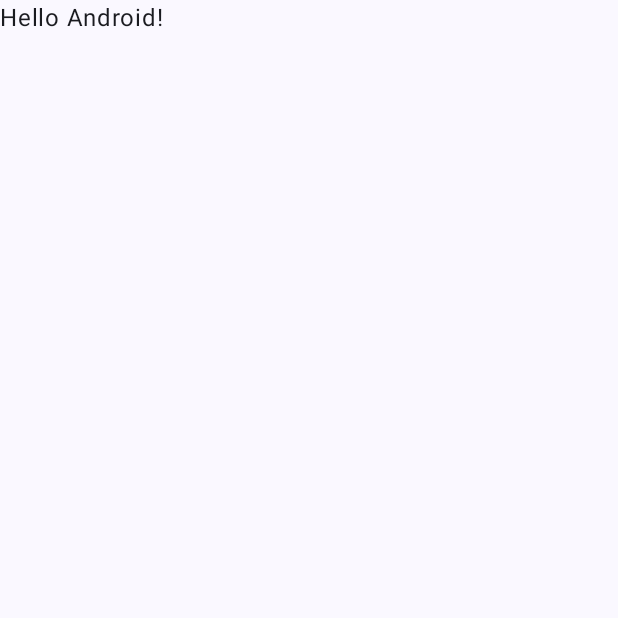
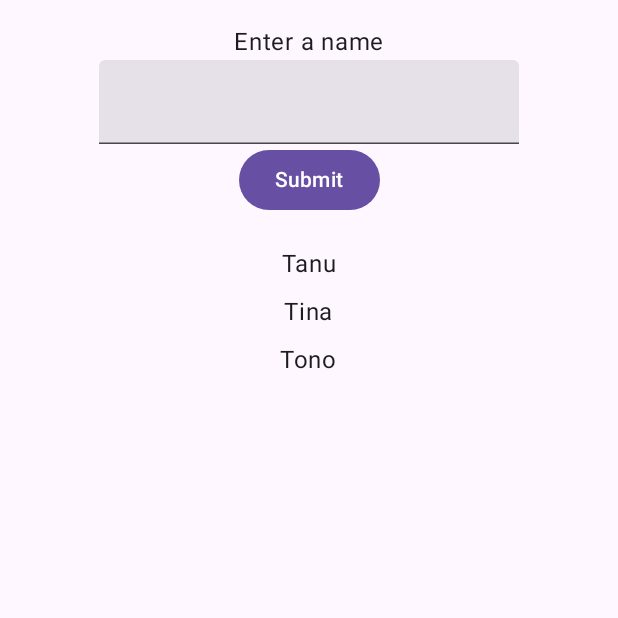
Before and after one commit to Reyscript/LAB_WEEK_09, an Android app built with Jetpack Compose: the screen it shows after launch (MainActivity), on a phone screen of 412 x 824 dp, the top half of it. Before the commit the part shown is almost empty. Run offline under Robolectric (Android 15) with nearby library versions, the phone set to English and light mode, and no system bars.

```diff
--- a/app/build.gradle.kts
+++ b/app/build.gradle.kts
@@ -48,7 +48,7 @@ dependencies {
     implementation(libs.androidx.ui)
     implementation(libs.androidx.ui.graphics)
     implementation(libs.androidx.ui.tooling.preview)
-    implementation(libs.androidx.material3)
+    implementation("androidx.compose.material3:material3:1.1.2")
     testImplementation(libs.junit)
     androidTestImplementation(libs.androidx.junit)
     androidTestImplementation(libs.androidx.espresso.core)
--- a/app/src/main/java/com/example/lab_week_09/MainActivity.kt
+++ b/app/src/main/java/com/example/lab_week_09/MainActivity.kt
@@ -3,45 +3,135 @@ package com.example.lab_week_09
 import android.os.Bundle
 import androidx.activity.ComponentActivity
 import androidx.activity.compose.setContent
-import androidx.activity.enableEdgeToEdge
+import androidx.compose.foundation.layout.Column
 import androidx.compose.foundation.layout.fillMaxSize
 import androidx.compose.foundation.layout.padding
-import androidx.compose.material3.Scaffold
+import androidx.compose.foundation.lazy.LazyColumn
+import androidx.compose.foundation.lazy.items
+import androidx.compose.material3.Button
+import androidx.compose.material3.MaterialTheme
+import androidx.compose.material3.Surface
 import androidx.compose.material3.Text
+import androidx.compose.material3.TextField
 import androidx.compose.runtime.Composable
+import androidx.compose.ui.Alignment
 import androidx.compose.ui.Modifier
+import androidx.compose.ui.res.stringResource
+import androidx.compose.ui.text.input.KeyboardType
 import androidx.compose.ui.tooling.preview.Preview
-import com.example.lab_week_09.ui.theme.LAB_WEEK_09Theme
+import androidx.compose.ui.unit.dp
+import androidx.compose.foundation.text.KeyboardOptions
 
+// Previously we extend AppCompatActivity, now we extend ComponentActivity
 class MainActivity : ComponentActivity() {
     override fun onCreate(savedInstanceState: Bundle?) {
         super.onCreate(savedInstanceState)
-        enableEdgeToEdge()
+        // Here, we use setContent instead of setContentView
         setContent {
+            // Here, we wrap our content with the theme
+            // You can check out the LAB_WEEK_09Theme inside Theme.kt
             LAB_WEEK_09Theme {
-                Scaffold(modifier = Modifier.fillMaxSize()) { innerPadding ->
-                    Greeting(
-                        name = "Android",
-                        modifier = Modifier.padding(innerPadding)
-                    )
+                // A surface container using the 'background' color from the theme
+                Surface(
+                    // We use Modifier.fillMaxSize() to make the surface fill the whole screen
+                    modifier = Modifier.fillMaxSize(),
+                    // We use MaterialTheme.colorScheme.background to get the background color
+                    // and set it as the color of the surface
+                    color = MaterialTheme.colorScheme.background
+                ) {
+                    val list = listOf("Tanu", "Tina", "Tono")
+                    // Here, we call the Home composable
+                    Home(list)
                 }
             }
         }
     }
 }
 
+// Notice that we remove the @Preview annotation
+// this is because we're passing a parameter into the composable
+// When the compiler tries to build the preview,
+// it doesn't know what to pass into the composable
+// So, we create another composable function called PreviewHome
+// and we pass the list as a parameter
 @Composable
-fun Greeting(name: String, modifier: Modifier = Modifier) {
-    Text(
-        text = "Hello $name!",
-        modifier = modifier
+fun Home(
+    // Here, we define a parameter called items
+    items: List<String>,
+) {
+    // Here, we use LazyColumn to lazily display a list of items horizontally
+    // LazyColumn is more efficient than Column
+    // because it only composes and lays out the currently visible items
+    // much like a RecyclerView
+    // You can also use LazyRow to lazily display a list of items horizontally
+    LazyColumn {
+        // Here, we use item to display an item inside the LazyColumn
+        item {
+            Column(
+                // Modifier.padding(16.dp) is used to add padding to the Column
+                // You can also use Modifier.padding(horizontal = 16.dp, vertical = 8.dp)
+                // to add padding horizontally and vertically
+                // or Modifier.padding(start = 16.dp, top = 8.dp, end = 16.dp, bottom = 8.dp)
+                // to add padding to each side
+                modifier = Modifier.padding(16.dp).fillMaxSize(),
+                // Alignment.CenterHorizontally is used to align the Column horizontally
+                // You can also use verticalArrangement = Arrangement.Center to align the Column vertically
+                horizontalAlignment = Alignment.CenterHorizontally
+            ) {
+                Text(text = stringResource(
+                    id = R.string.enter_item)
+                )
+                // Here, we use TextField to display a text input field
+                TextField(
+                    // Set the value of the input field
+                    value = "",
+                    // Set the keyboard type of the input field
+                    keyboardOptions = KeyboardOptions(
+                        keyboardType = KeyboardType.Number
+                    ),
+                    // Set what happens when the value of the input field changes
+                    onValueChange = {
+                    }
+                )
+                // Here, we use Button to display a button
+                // the onClick parameter is used to set what happens when the button is clicked
+                Button(onClick = { }) {
+                    // Set the text of the button
+                    Text(text = stringResource(
+                        id = R.string.button_click)
                     )
                 }
+            }
+        }
+        // Here, we use items to display a list of items inside the LazyColumn
+        // This is the RecyclerView replacement
+        items(items) { item ->
+            Column(
+                modifier = Modifier.padding(vertical = 4.dp).fillMaxSize(),
+                horizontalAlignment = Alignment.CenterHorizontally
+            ) {
+                Text(text = item)
+            }
+        }
+    }
+}
 
+// Here, we create a preview function of the Home composable
+// This function is specifically used to show a preview of the Home composable
+// This is only for development purpose
 @Preview(showBackground = true)
 @Composable
-fun GreetingPreview() {
+fun PreviewHome() {
     LAB_WEEK_09Theme {
-        Greeting("Android")
+        Home(listOf("Tanu", "Tina", "Tono"))
     }
 }
+
+@Composable
+fun LAB_WEEK_09Theme(
+    content: @Composable () -> Unit
+) {
+    MaterialTheme(
+        content = content
+    )
+}
--- a/app/src/main/res/values/strings.xml
+++ b/app/src/main/res/values/strings.xml
@@ -1,3 +1,7 @@
 <resources>
     <string name="app_name">LAB_WEEK_09</string>
+    <string name="enter_item">Enter a name</string>
+    <string name="button_click">Submit</string>
+    <string name="button_navigate">Finish</string>
+    <string name="list_title">Item List</string>
 </resources>
```
Lines whose indentation alone changed are shown as unchanged.
